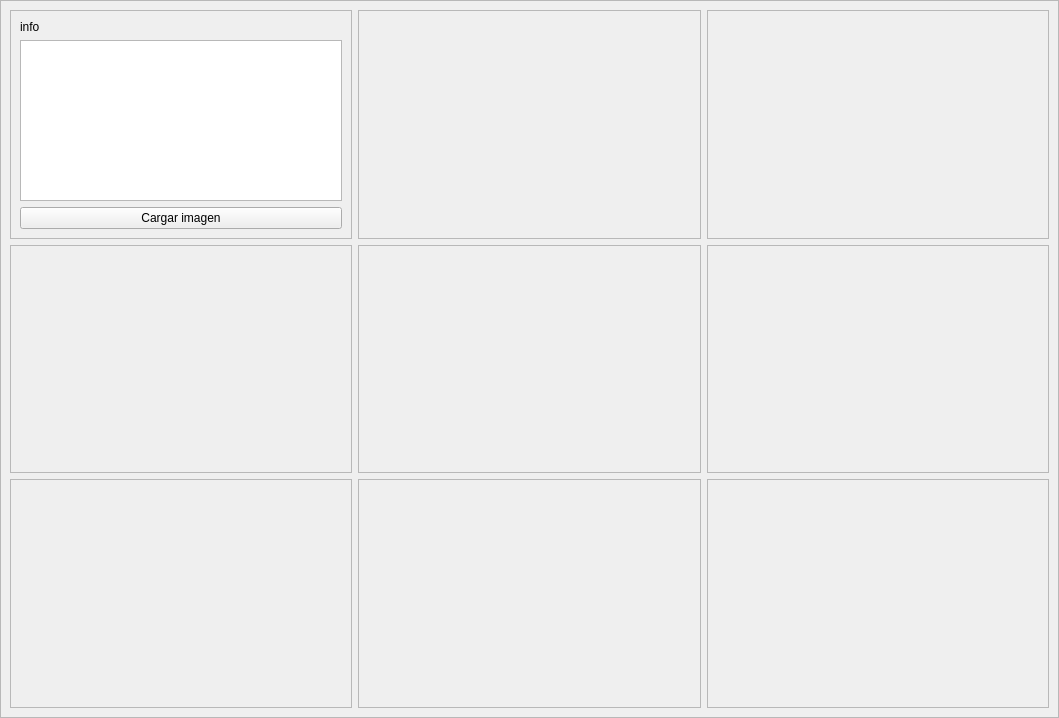
This is gui_acentuado.ui in leninrkb/acentuado-imagenes-con-python as Qt 5 draws it before an edit. The edited form follows.
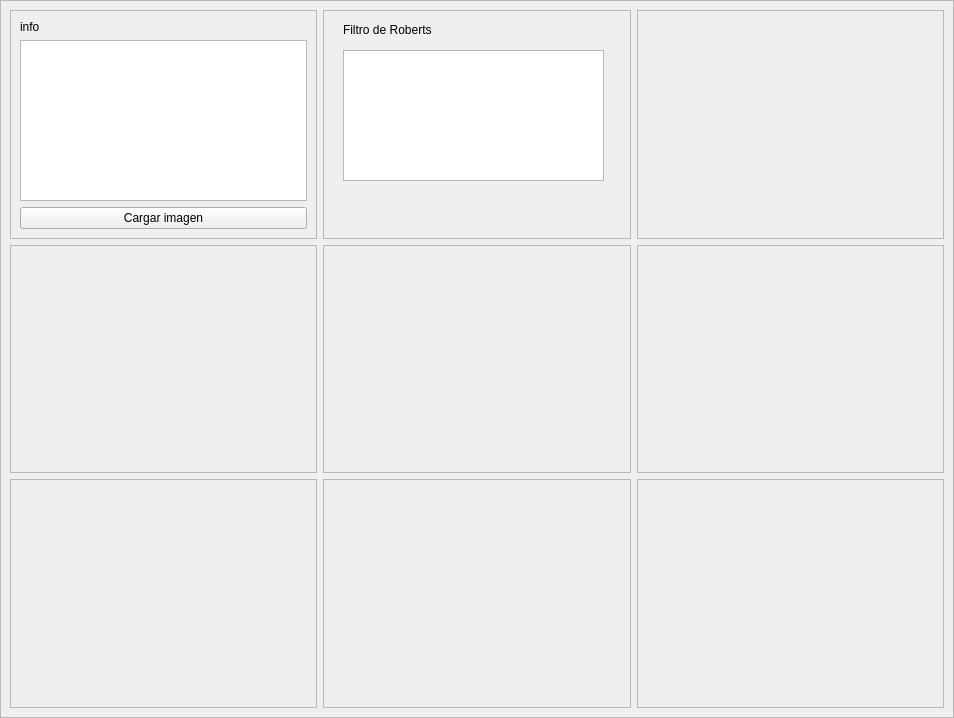
This is the edited form.

```diff
--- a/gui_acentuado.ui
+++ b/gui_acentuado.ui
@@ -6,7 +6,7 @@
    <rect>
     <x>0</x>
     <y>0</y>
-    <width>1059</width>
+    <width>954</width>
     <height>718</height>
    </rect>
   </property>
@@ -126,6 +126,29 @@
          <property name="frameShadow">
           <enum>QFrame::Raised</enum>
          </property>
+         <widget class="QLabel" name="label">
+          <property name="geometry">
+           <rect>
+            <x>20</x>
+            <y>10</y>
+            <width>221</width>
+            <height>19</height>
+           </rect>
+          </property>
+          <property name="text">
+           <string>Filtro de Roberts</string>
+          </property>
+         </widget>
+         <widget class="QGraphicsView" name="graphicsView_roberts">
+          <property name="geometry">
+           <rect>
+            <x>20</x>
+            <y>40</y>
+            <width>261</width>
+            <height>131</height>
+           </rect>
+          </property>
+         </widget>
         </widget>
        </item>
        <item row="1" column="1">
```
Left out of the diff: 20 changed lines with no effect on the pictures.
